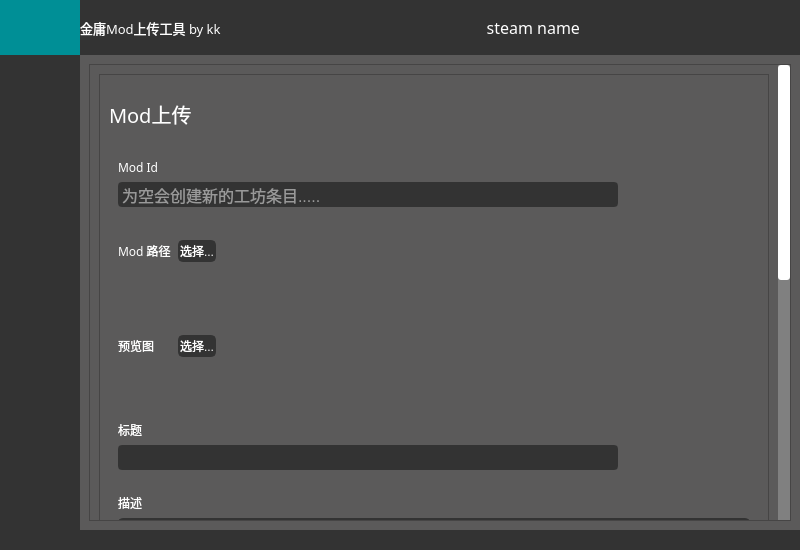
Old version of the form mainwindow.ui in the repository 0kk470/modtool_qt.
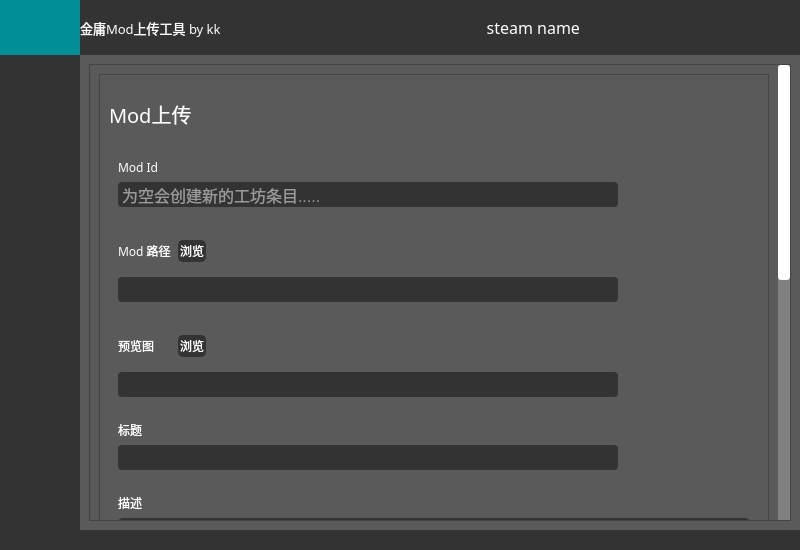
New version of the form. Icons and pictures are not drawn.

Diff of the .ui file:
```diff
--- a/mainwindow.ui
+++ b/mainwindow.ui
@@ -1539,7 +1539,7 @@
 }</string>
                                 </property>
                                 <property name="text">
-                                 <string>选择...</string>
+                                 <string>浏览</string>
                                 </property>
                                </widget>
                               </item>
@@ -1584,7 +1584,10 @@
                              </property>
                              <property name="styleSheet">
                               <string notr="true">color:rgb(255,255,255);
-font: 87 9pt &quot;Arial Black&quot;;</string>
+font: 87 9pt &quot;Arial Black&quot;;
+	border:2px solid rgb(51,51,51);
+	border-radius:4px;
+	background:rgb(51,51,51);</string>
                              </property>
                              <property name="text">
                               <string/>
@@ -1726,7 +1729,7 @@
 }</string>
                                 </property>
                                 <property name="text">
-                                 <string>选择...</string>
+                                 <string>浏览</string>
                                 </property>
                                </widget>
                               </item>
@@ -1771,7 +1774,10 @@
                              </property>
                              <property name="styleSheet">
                               <string notr="true">color:rgb(255,255,255);
-font: 87 9pt &quot;Arial Black&quot;;</string>
+font: 87 9pt &quot;Arial Black&quot;;
+	border:2px solid rgb(51,51,51);
+	border-radius:4px;
+	background:rgb(51,51,51);</string>
                              </property>
                              <property name="text">
                               <string/>
```
